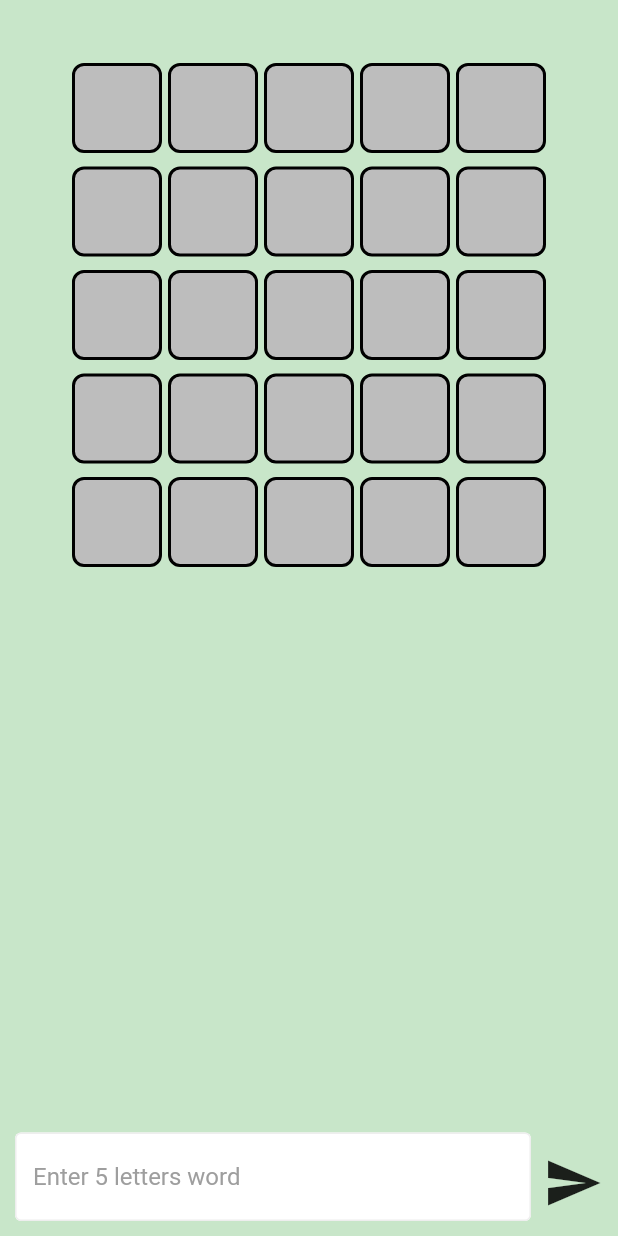
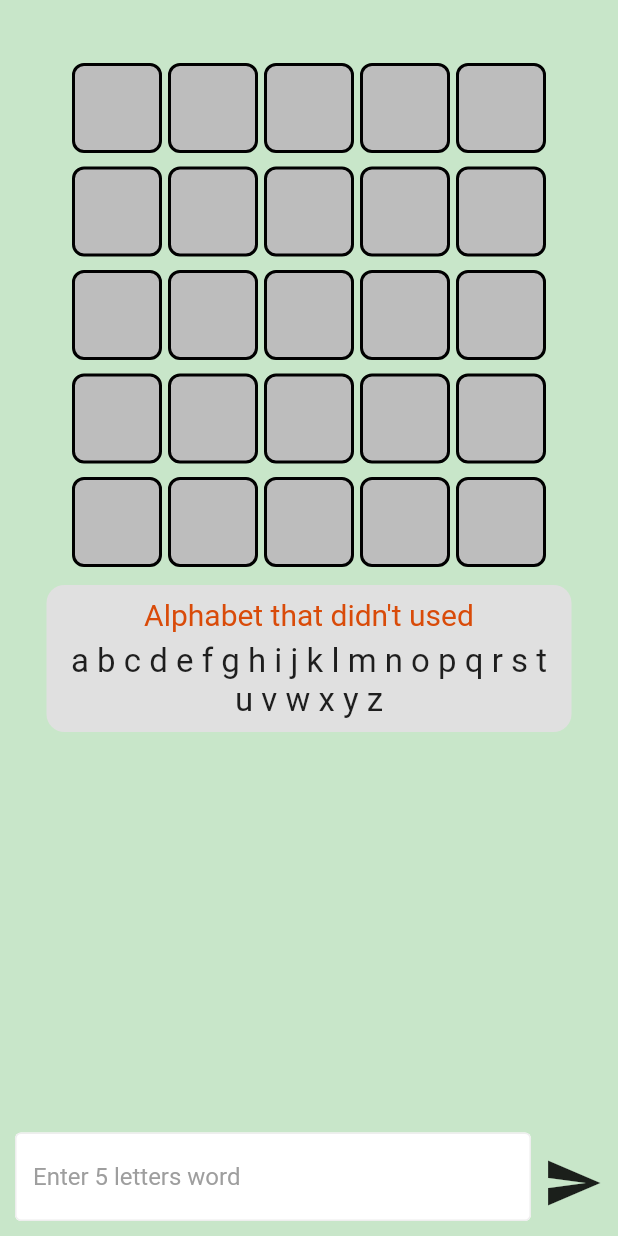
Before and after one commit to jsjin7371/simple_word_game, a Flutter app: the GamePage screen opened directly, on a phone screen of 412 x 824 dp. Run offline on Flutter 3.47's test engine with Material 2 defaults, Android fonts, the light colour scheme and no system bars.

Commit message:
show unused alphabet

```diff
--- a/lib/pages/game_page.dart
+++ b/lib/pages/game_page.dart
@@ -14,6 +14,13 @@ class GamePage extends StatefulWidget {
 class _GamePageState extends State<GamePage> {
   final TextEditingController _textController = TextEditingController();
   WordModel wordModel = WordModel();
+
+  // 소문자 알파벳을 담은 리스트
+  List<String> alphabets = List.generate(26, (index) {
+    int asciiValue = 'a'.codeUnitAt(0) + index;
+    return String.fromCharCode(asciiValue);
+  });
+
   List<dynamic> answerText = []; // 정답을 저장할 변수
   List<String> enteredText = List<String>.filled(5, "     "); // 입력된 텍스트를 저장할 변수
   bool is5letters = false; // 5글자인지 확인하는 boolean 변수
@@ -32,6 +39,10 @@ class _GamePageState extends State<GamePage> {
     count = 0;
     enteredText = List.filled(5, "     ");
     answerText = wordModel.getRandomWord();
+    alphabets = List.generate(26, (index) {
+      int asciiValue = 'a'.codeUnitAt(0) + index;
+      return String.fromCharCode(asciiValue);
+    });
     print(answerText);
   }
 
@@ -44,6 +55,13 @@ class _GamePageState extends State<GamePage> {
     return true;
   }
 
+  void deleteUsedAlphabet(List<String> text) {
+    for (int i = 0; i < 5; i++) {
+      alphabets.remove(text[i]);
+    }
+    return;
+  }
+
   void sendText() {
     if (_textController.text.isNotEmpty) {
       // 입력된 텍스트를 저장
@@ -53,6 +71,8 @@ class _GamePageState extends State<GamePage> {
         if (is5letters) {
           enteredText[count] = tmpText;
           count++;
+
+          deleteUsedAlphabet(tmpText.split(''));
 
           bool isCorrect = isCorrectWord(tmpText.split(''), answerText);
           if (count == 5 || isCorrect) {
@@ -124,6 +144,34 @@ class _GamePageState extends State<GamePage> {
                         text: enteredText[4].split(''),
                         answer: answerText,
                       ),
+
+                      const SizedBox(height: 10),
+
+                      //사용하지 않은 알파벳 표시
+                      Container(
+                          width: 350,
+                          decoration: BoxDecoration(
+                              color: Colors.grey[300],
+                              borderRadius: BorderRadius.circular(12)),
+                          child: Padding(
+                            padding: const EdgeInsets.all(8.0),
+                            child: Column(
+                              children: [
+                                const Text(
+                                  'Alphabet that didn\'t used',
+                                  style: TextStyle(
+                                      fontSize: 20,
+                                      color: Color.fromARGB(255, 217, 75, 9)),
+                                ),
+                                const SizedBox(height: 7),
+                                Text(
+                                  alphabets.join(' '),
+                                  style: const TextStyle(fontSize: 22),
+                                  textAlign: TextAlign.center,
+                                ),
+                              ],
+                            ),
+                          )),
                     ],
                   ),
                 ),
```
